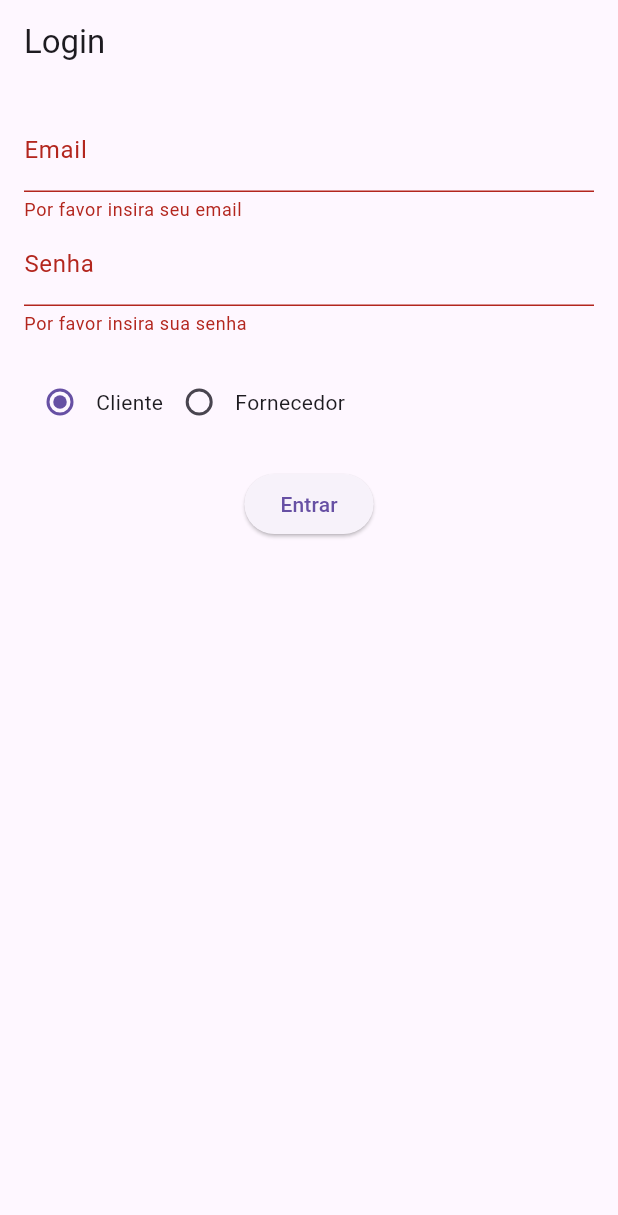
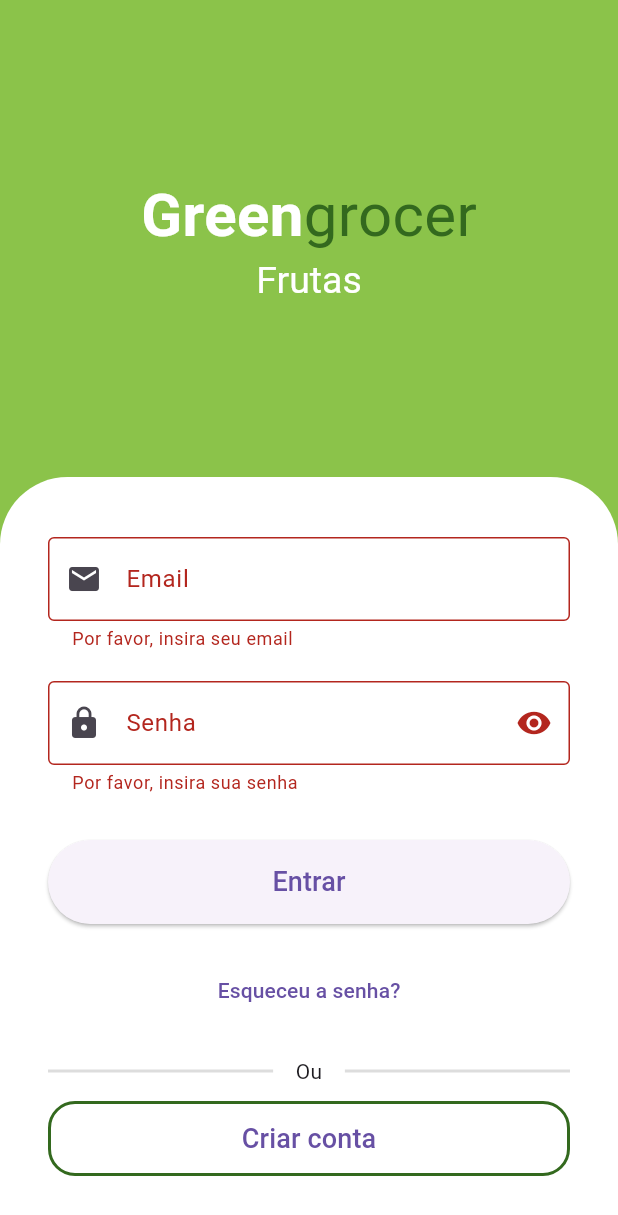
Before and after one commit to Keitesb/greennovo, a Flutter app: the screen it shows after launch, after a tap on "Entrar", on a phone screen of 412 x 824 dp. Shown: the top 1215 px of the screen. Run offline on Flutter 3.47's test engine with Material 3 defaults, Android fonts, the phone set to English and light mode, and no system bars; drawn by our look-alikes of animated_text_kit; accounts and stored records are empty.

Commit message:
connect to api & login function done

```diff
--- a/lib/main.dart
+++ b/lib/main.dart
@@ -1,10 +1,10 @@
-// main.dart
 import 'package:flutter/material.dart';
+import 'package:greennovo/views/splash/splash_screen.dart';
 import 'package:provider/provider.dart';
 import 'package:greennovo/controllers/auth_controller.dart';
 import 'package:greennovo/controllers/cart_controller.dart';
 import 'package:greennovo/controllers/product_controller.dart';
-import 'package:greennovo/views/auth/login_screen.dart';
+import 'package:greennovo/views/auth/login.dart';
 import 'package:greennovo/views/main_app_screen.dart';
 
 void main() {
@@ -28,14 +28,25 @@ class MyApp extends StatelessWidget {
         theme: ThemeData(
           primarySwatch: Colors.green,
         ),
-        home: Consumer<AuthController>(
-          builder: (context, authController, child) {
-            return authController.isLoggedIn
-                ? const MainAppScreen()
-                :  LoginScreen();
-          },
-        ),
+        // Defina as rotas nomeadas
+        routes: {
+          '/': (context) => const AuthWrapper(),
+          '/main': (context) => const MainAppScreen(),
+        },
       ),
     );
   }
 }
+
+class AuthWrapper extends StatelessWidget {
+  const AuthWrapper({super.key});
+
+  @override
+  Widget build(BuildContext context) {
+    final authController = Provider.of<AuthController>(context);
+
+    return authController.isLoggedIn
+        ? const MainAppScreen()
+        : SplashScreen();
+  }
+}
--- a/lib/models/user_model.dart
+++ b/lib/models/user_model.dart
@@ -1,14 +1,25 @@
-// models/user_model.dart
 class User {
   final String id;
-  final String name;
   final String email;
-  final String type; // 'client' ou 'supplier'
+  final String? nome;
+  final String? celular;
+  final String? nuit;
 
   User({
     required this.id,
-    required this.name,
     required this.email,
-    required this.type,
+    this.nome,
+    this.celular,
+    this.nuit,
   });
+
+  factory User.fromMap(Map<String, dynamic> map) {
+    return User(
+      id: map['id'] ?? '',
+      email: map['email'] ?? '',
+      nome: map['nome'],
+      celular: map['celular'],
+      nuit: map['nuit'],
+    );
+  }
 }
--- a/lib/views/auth/login_screen.dart
+++ b/lib/views/auth/login_screen.dart
@@ -1,9 +1,7 @@
 // views/auth/login_screen.dart
 import 'package:flutter/material.dart';
-import 'package:greennovo/views/main_app_screen.dart';
 import 'package:provider/provider.dart';
 import 'package:greennovo/controllers/auth_controller.dart';
-import 'package:greennovo/models/user_model.dart';
 
 class LoginScreen extends StatelessWidget {
   final _formKey = GlobalKey<FormState>();
@@ -75,24 +73,24 @@ class LoginScreen extends StatelessWidget {
               const SizedBox(height: 20),
               ElevatedButton(
                 onPressed: () {
-                  if (_formKey.currentState!.validate()) {
-                    // Simulando login bem-sucedido
-                    final user = User(
-                      id: '1234',
-                      name: 'Keite',
-                      email: _emailController.text,
-                      type: _userType.value,
-                    );
-                    authController.login(user);
-
-                    // Navega para a tela principal apropriada
-                    Navigator.pushReplacement(
-                      context,
-                      MaterialPageRoute(
-                        builder: (context) => const MainAppScreen(),
-                      ),
-                    );
-                  }
+                  // if (_formKey.currentState!.validate()) {
+                  //   // Simulando login bem-sucedido
+                  //   final user = User(
+                  //     id: '1234',
+                  //     name: 'Keite',
+                  //     email: _emailController.text,
+                  //     type: _userType.value,
+                  //   );
+                  //   authController.login(user);
+                  //
+                  //   // Navega para a tela principal apropriada
+                  //   Navigator.pushReplacement(
+                  //     context,
+                  //     MaterialPageRoute(
+                  //       builder: (context) => const MainAppScreen(),
+                  //     ),
+                  //   );
+                  // }
                 },
                 child: const Text('Entrar'),
               ),
--- /dev/null
+++ b/lib/views/auth/sign_in_screen.dart
@@ -0,0 +1,243 @@
+import 'package:animated_text_kit/animated_text_kit.dart';
+import 'package:flutter/material.dart';
+import 'package:greennovo/views/splash/splash_screen.dart';
+import 'package:provider/provider.dart';
+import '../../controllers/auth_controller.dart';
+import '../utils/custom_colors.dart';
+
+class SignInScreen extends StatefulWidget {
+  const SignInScreen({super.key});
+
+  @override
+  State<SignInScreen> createState() => _SignInScreenState();
+}
+
+class _SignInScreenState extends State<SignInScreen> {
+  final _formKey = GlobalKey<FormState>();
+  final _emailController = TextEditingController();
+  final _passwordController = TextEditingController();
+  bool _isLoading = false;
+  bool _obscurePassword = true;
+
+  Future<void> _login() async {
+    if (!_formKey.currentState!.validate()) return;
+
+    setState(() => _isLoading = true);
+
+    try {
+      final authController = Provider.of<AuthController>(context, listen: false);
+      await authController.login(
+        _emailController.text,
+        _passwordController.text,
+      );
+      Navigator.pushReplacementNamed(context, '/main');
+    } catch (e) {
+      ScaffoldMessenger.of(context).showSnackBar(
+        SnackBar(content: Text('Erro: ${e.toString()}')),
+      );
+    } finally {
+      setState(() => _isLoading = false);
+    }
+  }
+
+  @override
+  Widget build(BuildContext context) {
+    final size = MediaQuery.of(context).size;
+
+    return Scaffold(
+      backgroundColor: CustomColors.customSwatchColor,
+      body: SingleChildScrollView(
+        child: SizedBox(
+          height: size.height,
+          width: size.width,
+          child: Column(
+            children: [
+              Expanded(
+                child: Column(
+                  mainAxisAlignment: MainAxisAlignment.center,
+                  children: [
+                    Text.rich(
+                      TextSpan(
+                        style: const TextStyle(fontSize: 40),
+                        children: [
+                          const TextSpan(
+                            text: 'Green',
+                            style: TextStyle(
+                              color: Colors.white,
+                              fontWeight: FontWeight.bold,
+                            ),
+                          ),
+                          TextSpan(
+                            text: 'grocer',
+                            style: TextStyle(
+                              color: CustomColors.greenMain,
+                            ),
+                          ),
+                        ],
+                      ),
+                    ),
+                    SizedBox(
+                      height: 30,
+                      child: DefaultTextStyle(
+                        style: const TextStyle(fontSize: 25),
+                        child: AnimatedTextKit(
+                          pause: Duration.zero,
+                          repeatForever: true,
+                          animatedTexts: [
+                            FadeAnimatedText('Frutas'),
+                            FadeAnimatedText('Verduras'),
+                            FadeAnimatedText('Legumes'),
+                            FadeAnimatedText('Carnes'),
+                            FadeAnimatedText('Cereais'),
+                            FadeAnimatedText('Laticínios'),
+                          ],
+                        ),
+                      ),
+                    ),
+                  ],
+                ),
+              ),
+              Container(
+                padding: const EdgeInsets.symmetric(horizontal: 32, vertical: 40),
+                decoration: BoxDecoration(
+                  color: Colors.white,
+                  borderRadius: BorderRadius.vertical(top: Radius.circular(45)),
+                ),
+                child: Form(
+                  key: _formKey,
+                  child: Column(
+                    crossAxisAlignment: CrossAxisAlignment.stretch,
+                    children: [
+                      TextFormField(
+                        controller: _emailController,
+                        decoration: InputDecoration(
+                          labelText: 'Email',
+                          prefixIcon: Icon(Icons.email),
+                          border: OutlineInputBorder(),
+                        ),
+                        keyboardType: TextInputType.emailAddress,
+                        validator: (value) {
+                          if (value == null || value.isEmpty) {
+                            return 'Por favor, insira seu email';
+                          }
+                          if (!RegExp(r'^[\w-\.]+@([\w-]+\.)+[\w-]{2,4}$').hasMatch(value)) {
+                            return 'Email inválido';
+                          }
+                          return null;
+                        },
+                      ),
+                      SizedBox(height: 20),
+                      TextFormField(
+                        controller: _passwordController,
+                        decoration: InputDecoration(
+                          labelText: 'Senha',
+                          prefixIcon: Icon(Icons.lock),
+                          suffixIcon: IconButton(
+                            icon: Icon(
+                              _obscurePassword ? Icons.visibility : Icons.visibility_off,
+                            ),
+                            onPressed: () {
+                              setState(() {
+                                _obscurePassword = !_obscurePassword;
+                              });
+                            },
+                          ),
+                          border: OutlineInputBorder(),
+                        ),
+                        obscureText: _obscurePassword,
+                        validator: (value) {
+                          if (value == null || value.isEmpty) {
+                            return 'Por favor, insira sua senha';
+                          }
+                          if (value.length < 6) {
+                            return 'Senha deve ter pelo menos 6 caracteres';
+                          }
+                          return null;
+                        },
+                      ),
+                      SizedBox(height: 30),
+                      _isLoading
+                          ? Center(child: CircularProgressIndicator())
+                          : ElevatedButton(
+                        onPressed: _login,
+                        style: ElevatedButton.styleFrom(
+                          minimumSize: Size(double.infinity, 50),
+                          padding: EdgeInsets.symmetric(vertical: 15),
+                        ),
+                        child: Text(
+                          'Entrar',
+                          style: TextStyle(fontSize: 18),
+                        ),
+                      ),
+                      SizedBox(height: 20),
+                      TextButton(
+                        onPressed: () {
+                          // Implementar navegação para tela de recuperação de senha
+                        },
+                        child: Text('Esqueceu a senha?'),
+                      ),
+                      Padding(
+                        padding: const EdgeInsets.only(top: 20, bottom: 10),
+                        child: Row(
+                          children: [
+                            Expanded(
+                              child: Divider(
+                                color: Colors.grey.withAlpha(90),
+                                thickness: 2,
+                              ),
+                            ),
+                            const Padding(
+                              padding: EdgeInsets.symmetric(horizontal: 15),
+                              child: Text('Ou'),
+                            ),
+                            Expanded(
+                              child: Divider(
+                                color: Colors.grey.withAlpha(90),
+                                thickness: 2,
+                              ),
+                            ),
+                          ],
+                        ),
+                      ),
+                      SizedBox(
+                        height: 50,
+                        child: OutlinedButton(
+                          style: OutlinedButton.styleFrom(
+                            shape: RoundedRectangleBorder(
+                              borderRadius: BorderRadius.circular(18),
+                            ),
+                            side: BorderSide(width: 2, color: CustomColors.greenMain),
+                          ),
+                          onPressed: () {
+                            Navigator.of(context).push(
+                              MaterialPageRoute(
+                                builder: (c) {
+                                  return SplashScreen();
+                                },
+                              ),
+                            );
+                          },
+                          child: const Text(
+                            'Criar conta',
+                            style: TextStyle(fontSize: 18),
+                          ),
+                        ),
+                      ),
+                    ],
+                  ),
+                ),
+              ),
+            ],
+          ),
+        ),
+      ),
+    );
+  }
+
+  @override
+  void dispose() {
+    _emailController.dispose();
+    _passwordController.dispose();
+    super.dispose();
+  }
+}
--- /dev/null
+++ b/lib/views/splash/splash_screen.dart
@@ -0,0 +1,101 @@
+import 'package:flutter/cupertino.dart';
+import 'package:flutter/material.dart';
+
+import '../auth/sign_in_screen.dart';
+import '../utils/custom_colors.dart';
+
+class SplashScreen extends StatefulWidget {
+  const SplashScreen({super.key});
+
+  @override
+  State<SplashScreen> createState() => _SplashScreenState();
+}
+
+class _SplashScreenState extends State<SplashScreen> {
+
+  @override
+  void initState() {
+    super.initState();
+
+    Future.delayed(const Duration(seconds: 5), () {
+      Navigator.of(context).pushReplacement(
+        MaterialPageRoute(builder: (_) => const SignInScreen()),
+      );
+    });
+  }
+
+
+  @override
+  @override
+  Widget build(BuildContext context) {
+    return Scaffold(
+      backgroundColor: CustomColors.greenBack,
+      body: SafeArea(
+        child: Padding(
+          padding: const EdgeInsets.symmetric(horizontal: 16),
+          child: Column(
+            mainAxisAlignment: MainAxisAlignment.spaceBetween,
+            children: [
+              const SizedBox(),
+              Column(
+                children: [
+                  Center(
+                    child: Text.rich(
+                      TextSpan(
+                        style: const TextStyle(fontSize: 40),
+                        children: [
+                          const TextSpan(
+                            text: 'Green',
+                            style: TextStyle(
+                              color: Colors.white,
+                              fontWeight: FontWeight.bold,
+                            ),
+                          ),
+                          TextSpan(
+                            text: 'grocer',
+                            style: TextStyle(
+                              color: CustomColors.greenMain,
+                            ),
+                          ),
+                        ],
+                      ),
+                      textAlign: TextAlign.center,
+                    ),
+                  ),
+                  const SizedBox(height: 20),
+                  const Center(
+                    child: Text(
+                      "Seus produtos, perto de você!",
+                      style: TextStyle(
+                        color: Colors.white,
+                        fontSize: 14,
+                      ),
+                      textAlign: TextAlign.center,
+                    ),
+                  ),
+                ],
+              ),
+
+              //todo bottom bar version
+              const Padding(
+                padding: EdgeInsets.only(bottom: 16.0),
+                child: Center(
+                  child: Text(
+                    "v 1.0.0",
+                    style: TextStyle(
+                      color: Colors.white,
+                      fontSize: 14,
+                    ),
+                    textAlign: TextAlign.center,
+                  ),
+                ),
+              ),
+            ],
+          ),
+        ),
+      ),
+    );
+  }
+
+
+}
--- /dev/null
+++ b/lib/views/utils/custom_colors.dart
@@ -0,0 +1,28 @@
+import 'package:flutter/material.dart';
+
+Map<int, Color> _swatchOpacity = {
+  50: const Color.fromRGBO(139, 195, 74, 0.1),
+  100: const Color.fromRGBO(139, 195, 74, 0.2),
+  200: const Color.fromRGBO(139, 195, 74, 0.3),
+  300: const Color.fromRGBO(139, 195, 74, 0.4),
+  400: const Color.fromRGBO(139, 195, 74, 0.5),
+  500: const Color.fromRGBO(139, 195, 74, 0.6),
+  600: const Color.fromRGBO(139, 195, 74, 0.7),
+  700: const Color.fromRGBO(139, 195, 74, 0.8),
+  800: const Color.fromRGBO(139, 195, 74, 0.9),
+  900: const Color.fromRGBO(139, 195, 74, 1),
+};
+
+abstract class CustomColors {
+  static Color customContrastColor = Colors.red.shade700;
+  static Color greenAuxiliarColor=Color(0xFFE6F2DB);
+  static Color greenMain=Color(0xff33691E);
+  static Color greenBack=Color(0xff8BC34A);
+  static Color grayInfo=Color(0xffBEBEBE);
+  static Color grayText=Color(0xff737373);
+
+  static MaterialColor customSwatchColor = MaterialColor(
+    0xFF8BC34A,
+    _swatchOpacity,
+  );
+}
--- a/pubspec.yaml
+++ b/pubspec.yaml
@@ -14,6 +14,9 @@ dependencies:
     sdk: flutter
   provider: ^6.1.4
   intl: ^0.20.2
+  http: ^0.13.6
+  shared_preferences: ^2.2.2
+  animated_text_kit: ^4.2.1
 
   cupertino_icons: ^1.0.8
 
```
Also changed, not shown: lib/controllers/auth_controller.dart (+21 -5 lines), lib/views/auth/login.dart (added, +146 -0 lines), lib/views/components/input/costum_text_field.dart (added, +61 -0 lines), lib/views/main_app_screen.dart (+7 -7 lines), pubspec.lock, 1 other file.
